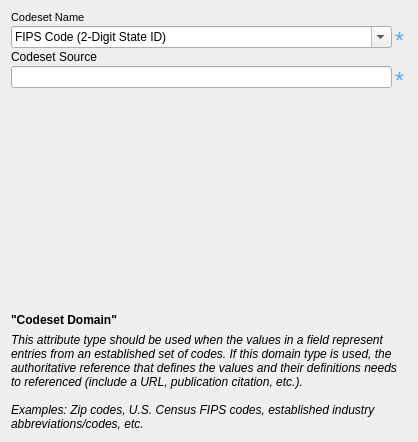
DOI-USGS/fort-pymdwizard, file pymdwizard/gui/ui_files/codesetd.ui: the form before one commit.
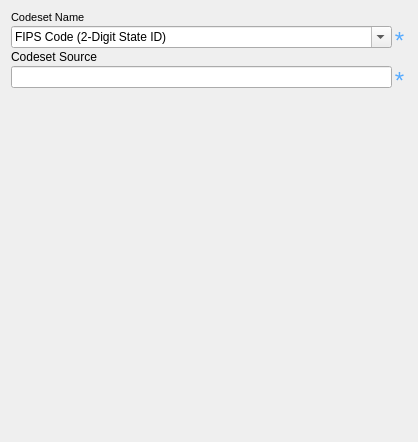
The form after the commit.

```diff
--- a/pymdwizard/gui/ui_files/codesetd.ui
+++ b/pymdwizard/gui/ui_files/codesetd.ui
@@ -294,55 +294,6 @@
      </property>
     </spacer>
    </item>
-   <item>
-    <widget class="QLabel" name="label_2">
-     <property name="sizePolicy">
-      <sizepolicy hsizetype="Minimum" vsizetype="Preferred">
-       <horstretch>0</horstretch>
-       <verstretch>0</verstretch>
-      </sizepolicy>
-     </property>
-     <property name="minimumSize">
-      <size>
-       <width>100</width>
-       <height>0</height>
-      </size>
-     </property>
-     <property name="styleSheet">
-      <string notr="true">font: bold;</string>
-     </property>
-     <property name="text">
-      <string>&quot;Codeset Domain&quot;</string>
-     </property>
-    </widget>
-   </item>
-   <item>
-    <widget class="QLabel" name="label_3">
-     <property name="sizePolicy">
-      <sizepolicy hsizetype="Minimum" vsizetype="Preferred">
-       <horstretch>0</horstretch>
-       <verstretch>0</verstretch>
-      </sizepolicy>
-     </property>
-     <property name="minimumSize">
-      <size>
-       <width>100</width>
-       <height>0</height>
-      </size>
-     </property>
-     <property name="styleSheet">
-      <string notr="true">font: italic;</string>
-     </property>
-     <property name="text">
-      <string>This attribute type should be used when the values in a field represent entries from an established set of codes. If this domain type is used, the authoritative reference that defines the values and their definitions needs to referenced (include a URL, publication citation, etc.).
-
-Examples: Zip codes, U.S. Census FIPS codes, established industry abbreviations/codes, etc.</string>
-     </property>
-     <property name="wordWrap">
-      <bool>true</bool>
-     </property>
-    </widget>
-   </item>
   </layout>
  </widget>
  <resources/>
```
